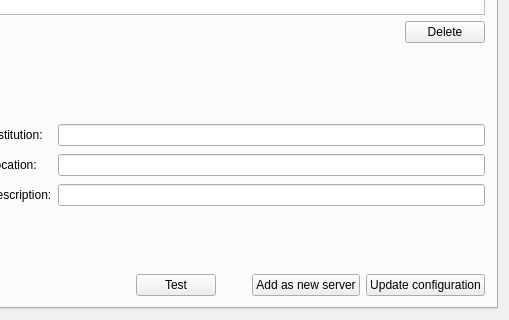
This is starviewer/src/inputoutput/qconfigurationscreenbase.ui in starviewer-medical/starviewer as Qt 5 draws it before an edit; both pictures show x 597 to 1106 and y 225 to 545 of the 1106 by 545 pixel window. The edited form follows.
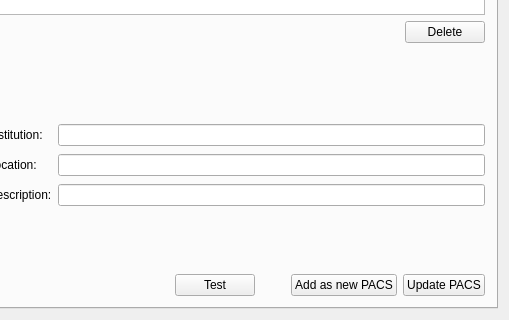
This is the edited form. Icons and pictures are not drawn.

Commit message: ENH:Es fan petits retocs a la interfície.

```diff
--- a/starviewer/src/inputoutput/qconfigurationscreenbase.ui
+++ b/starviewer/src/inputoutput/qconfigurationscreenbase.ui
@@ -518,7 +518,7 @@
             <string>Add the new PACS to the list</string>
            </property>
            <property name="text">
-            <string>Add as new server</string>
+            <string>Add as new PACS</string>
            </property>
           </widget>
          </item>
@@ -528,7 +528,7 @@
             <string>Update the parameters of the selected PACS</string>
            </property>
            <property name="text">
-            <string>Update configuration</string>
+            <string>Update PACS</string>
            </property>
           </widget>
          </item>
```
Left out of the diff: 4 changed lines with no effect on the pictures.
